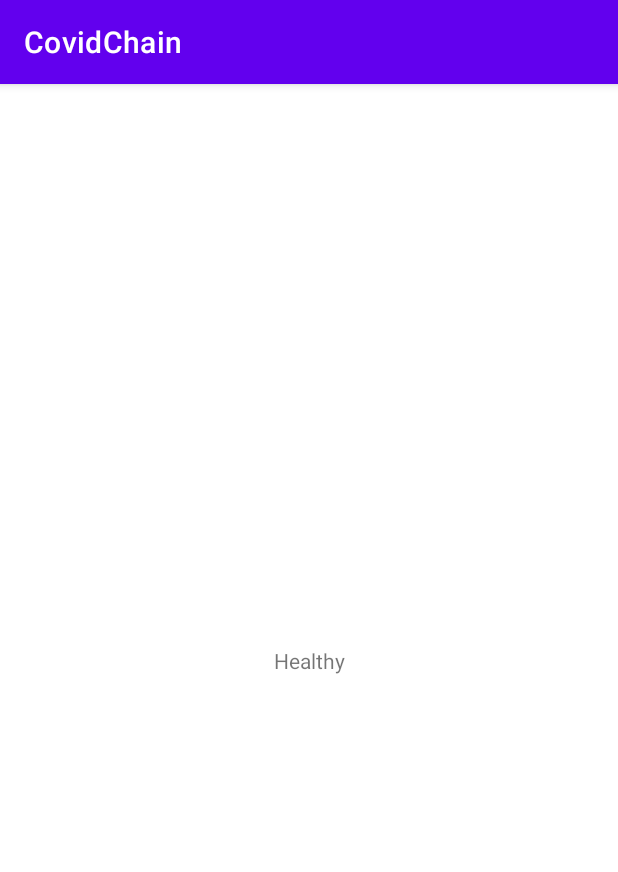
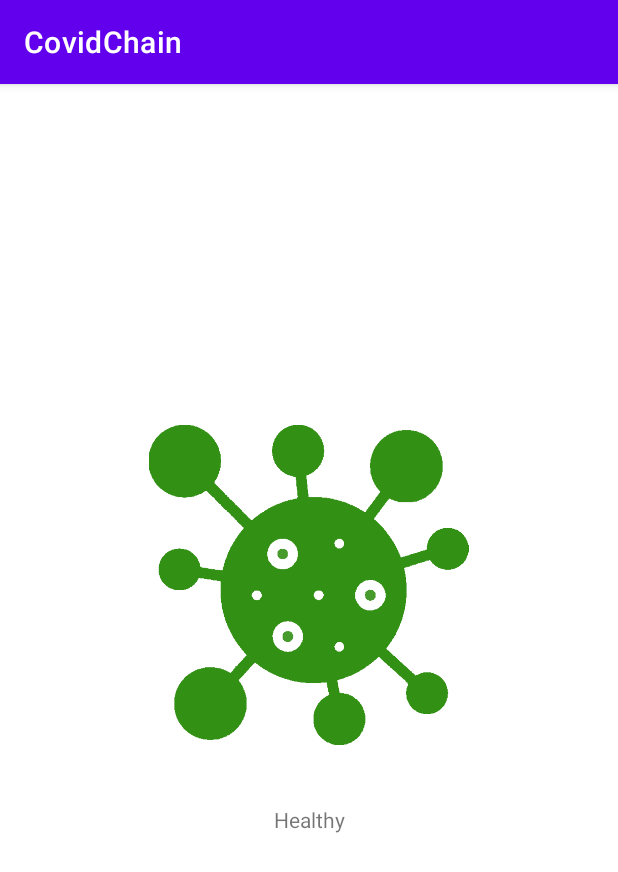
Before and after one commit to Tilen-Burjek/dragonhack2020flow, an Android app: the screen it shows after launch (MainActivity), on a phone screen of 412 x 824 dp. Shown: the top 872 px of the screen. Run offline under Robolectric (Android 15) with nearby library versions, the phone set to English and light mode, and no system bars.

Commit message:
Add logo

```diff
--- a/CovidChain/app/src/main/AndroidManifest.xml
+++ b/CovidChain/app/src/main/AndroidManifest.xml
@@ -12,15 +12,14 @@
     <application
         android:fullBackupContent="true"
         android:allowBackup="true"
-        android:icon="@mipmap/ic_launcher"
+        android:icon="@drawable/logo"
         android:label="@string/app_name"
-        android:roundIcon="@mipmap/ic_launcher_round"
+        android:roundIcon="@drawable/logo"
         android:supportsRtl="true"
         android:theme="@style/Theme.CovidChain">
         <activity android:name=".MainActivity">
             <intent-filter>
                 <action android:name="android.intent.action.MAIN" />
-
                 <category android:name="android.intent.category.LAUNCHER" />
             </intent-filter>
         </activity>
--- a/CovidChain/app/src/main/res/layout/activity_main.xml
+++ b/CovidChain/app/src/main/res/layout/activity_main.xml
@@ -6,15 +6,32 @@
     android:layout_height="match_parent"
     tools:context=".MainActivity">
 
+    <LinearLayout
+        android:layout_width="match_parent"
+        android:layout_height="match_parent"
+        android:gravity="center"
+        android:orientation="vertical"
+        >
+        <ImageView
+            android:id="@+id/imageView"
+            android:layout_width="214dp"
+            android:layout_height="213dp"
+            app:srcCompat="@drawable/logo"
+            tools:layout_constraintTop_ToTopOf="parent"
+            tools:layout_constraintBottom_ToTopOf="@id/statusButton"
+            />
+
         <TextView
-        android:layout_width="wrap_content"
-        android:layout_height="wrap_content"
             android:id="@+id/statusButton"
+            android:layout_width="300dp"
+            android:layout_height="100dp"
+            android:onClick="toggleStatus"
+            android:gravity="center"
             android:text="@string/healthy"
-        android:onClick="toggleStatus"
             app:layout_constraintBottom_toBottomOf="parent"
             app:layout_constraintLeft_toLeftOf="parent"
             app:layout_constraintRight_toRightOf="parent"
             app:layout_constraintTop_toTopOf="parent" />
+    </LinearLayout>
 
 </androidx.constraintlayout.widget.ConstraintLayout>
```
Also changed, not shown: CovidChain/app/src/main/java/com/covidchain/app/MainService.kt (+19 -0 lines), CovidChain/app/src/main/res/drawable/logo.png (added), 2 other files. Lines whose indentation alone changed are shown as unchanged.
